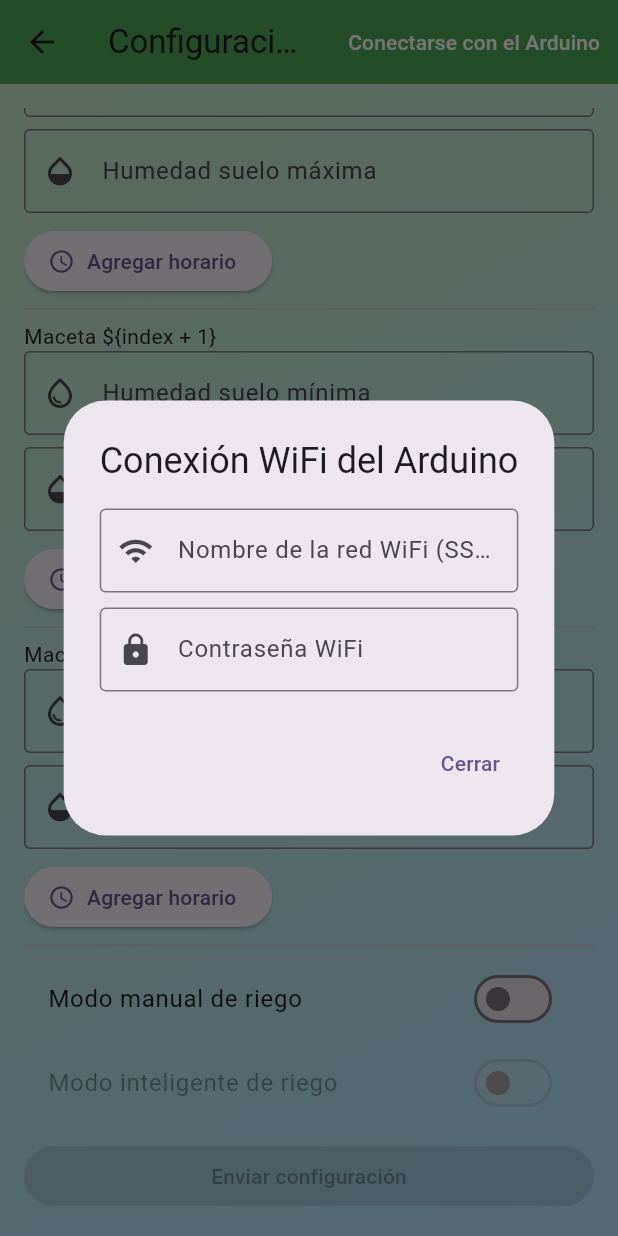
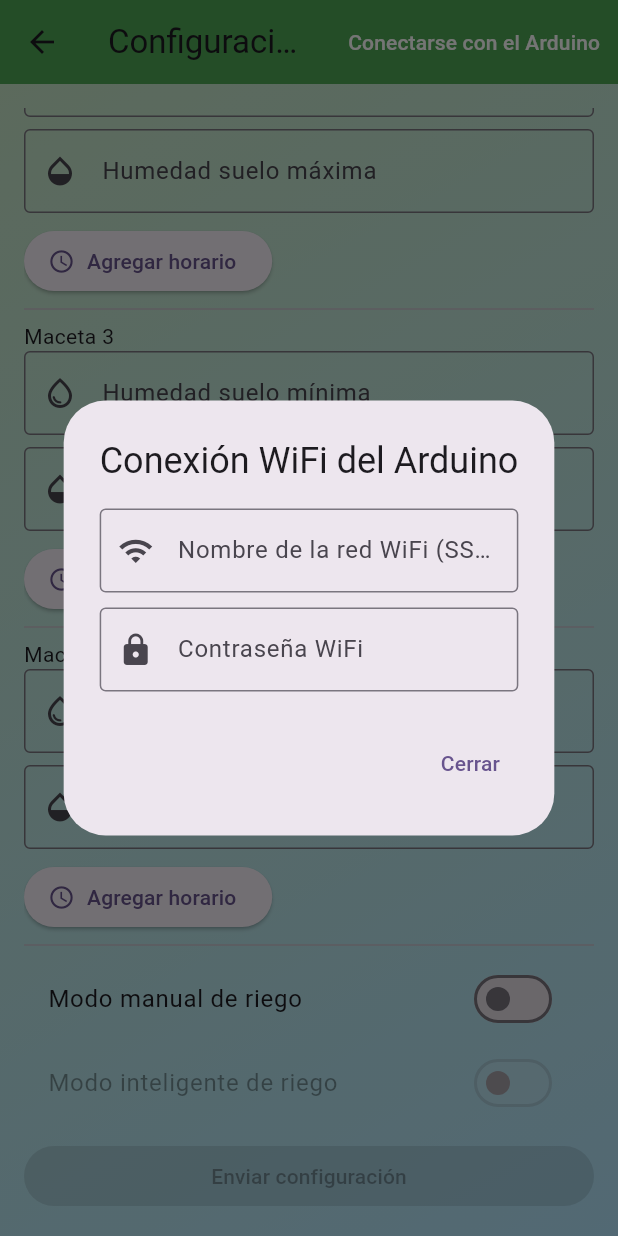
Before and after one commit to MAXEL599/insofarma-, a Flutter app: the ConfiguracionArduinoPage screen opened by its route, scrolled down 514 dp, after a tap on "Conectarse con el Arduino", on a phone screen of 412 x 824 dp. Run offline on Flutter 3.47's test engine with Material 3 defaults, Android fonts, the light colour scheme and no system bars; our stand-ins replace awesome_dialog, cloud_firestore, csv, firebase_auth, firebase_core, firebase_database and 7 more; accounts and stored records are empty; network calls fail.

Commit message:
Agregar carga y almacenamiento de configuración WiFi, y carga de plantas desde Firebase

```diff
--- a/lib/configuracion_arduino.dart
+++ b/lib/configuracion_arduino.dart
@@ -6,6 +6,8 @@ import 'package:flutter_local_notifications/flutter_local_notifications.dart';
 import 'package:crypto/crypto.dart';
 import 'package:cloud_firestore/cloud_firestore.dart';
 import 'package:flutter/services.dart';
+import 'package:shared_preferences/shared_preferences.dart';
+import 'package:firebase_database/firebase_database.dart';
 
 class ConfiguracionArduinoPage extends StatefulWidget {
   @override
@@ -27,19 +29,21 @@ class _ConfiguracionArduinoPageState extends State<ConfiguracionArduinoPage> {
     (_) => TextEditingController(),
   );
   final List<List<TimeOfDay>> horarios = List.generate(4, (_) => []);
+  final List<String?> _plantasPorMaceta = List.filled(4, null);
 
   final FlutterLocalNotificationsPlugin _notifier =
       FlutterLocalNotificationsPlugin();
 
   bool _arduinoConectado = false;
   bool _configuracionHabilitada = false;
+  bool _editable = false;
   String _estadoConexion = "Desconectado";
   Color _colorEstado = Colors.red;
   bool _modoManual = false;
   bool _modoInteligente = false;
 
   String? _plantaSeleccionada;
-  final List<String> _plantasDisponibles = [
+  List<String> _plantasDisponibles = [
     'Fresa',
     'Lechuga',
     'Tomate',
@@ -53,7 +57,41 @@ class _ConfiguracionArduinoPageState extends State<ConfiguracionArduinoPage> {
   @override
   void initState() {
     super.initState();
+    _cargarPlantasFirebase();
+    _cargarWifiGuardado();
     _verificarConexion();
+  }
+
+  Future<void> _cargarPlantasFirebase() async {
+    final db = FirebaseDatabase.instance.ref();
+    final snapshot = await db.child('plantas').once();
+    final data = snapshot.snapshot.value;
+    if (data != null && data is Map) {
+      setState(() {
+        _plantasDisponibles = [...data.keys.cast<String>(), 'Agregar nueva...'];
+      });
+    }
+  }
+
+  Future<void> _guardarWifiLocal(String ssid, String password) async {
+    final prefs = await SharedPreferences.getInstance();
+    await prefs.setString('wifi_ssid', ssid);
+    await prefs.setString('wifi_password', password);
+  }
+
+  Future<void> _cargarWifiGuardado() async {
+    final prefs = await SharedPreferences.getInstance();
+    final ssid = prefs.getString('wifi_ssid');
+    final password = prefs.getString('wifi_password');
+
+    if (ssid != null && password != null) {
+      ssidController.text = ssid;
+      passwordController.text = password;
+      setState(() {
+        _configuracionHabilitada = true;
+        _editable = true;
+      });
+    }
   }
 
   Future<void> _verificarConexion() async {
@@ -69,9 +107,10 @@ class _ConfiguracionArduinoPageState extends State<ConfiguracionArduinoPage> {
           _colorEstado = conectado ? Colors.green : Colors.red;
           _arduinoConectado = conectado;
           _configuracionHabilitada = conectado;
+          _editable = conectado;
         });
       } else {
-        throw Exception("Código inesperado: ${response.statusCode}");
+        throw Exception("Código inesperado: \${response.statusCode}");
       }
     } catch (_) {
       setState(() {
@@ -79,6 +118,7 @@ class _ConfiguracionArduinoPageState extends State<ConfiguracionArduinoPage> {
         _colorEstado = Colors.red;
         _arduinoConectado = false;
         _configuracionHabilitada = false;
+        _editable = false;
       });
     }
   }
@@ -88,13 +128,14 @@ class _ConfiguracionArduinoPageState extends State<ConfiguracionArduinoPage> {
       context: context,
       builder:
           (context) => AlertDialog(
-            title: Text("Conexión WiFi del Arduino"),
+            title: const Text("Conexión WiFi del Arduino"),
             content: Column(
               mainAxisSize: MainAxisSize.min,
               children: [
                 TextField(
                   controller: ssidController,
-                  decoration: InputDecoration(
+                  onChanged: (_) => setState(() => _editable = false),
+                  decoration: const InputDecoration(
                     labelText: 'Nombre de la red WiFi (SSID)',
                     prefixIcon: Icon(Icons.wifi),
                     border: OutlineInputBorder(),
@@ -104,7 +145,8 @@ class _ConfiguracionArduinoPageState extends State<ConfiguracionArduinoPage> {
                 TextField(
                   controller: passwordController,
                   obscureText: true,
-                  decoration: InputDecoration(
+                  onChanged: (_) => setState(() => _editable = false),
+                  decoration: const InputDecoration(
                     labelText: 'Contraseña WiFi',
                     prefixIcon: Icon(Icons.lock),
                     border: OutlineInputBorder(),
@@ -115,18 +157,41 @@ class _ConfiguracionArduinoPageState extends State<ConfiguracionArduinoPage> {
             actions: [
               TextButton(
                 onPressed: () => Navigator.pop(context),
-                child: Text("Cerrar"),
+                child: const Text("Cerrar"),
               ),
             ],
           ),
     );
   }
 
+  void _guardarConfiguracionEnFirebase() async {
+    final db = FirebaseDatabase.instance.ref();
+    final now = DateTime.now().toLocal().toString();
+    final horariosFlat =
+        horarios.expand((e) => e).map((h) => h.format(context)).toList();
+
+    await db.child('configuraciones').push().set({
+      'fecha': now,
+      'ssid': ssidController.text,
+      'password': passwordController.text,
+      'plantasSeleccionadas': _plantasPorMaceta,
+      'humedadMinDHT': int.tryParse(humedadMinDHT.text) ?? 0,
+      'humedadMaxDHT': int.tryParse(humedadMaxDHT.text) ?? 0,
+      'humedadesMacetas': List.generate(
+        4,
+        (i) => int.tryParse(humedadSueloMin[i].text) ?? 0,
+      ),
+      'modoManual': _modoManual,
+      'modoEntrePeriodos': _modoInteligente,
+      'horarios': horariosFlat,
+    });
+  }
+
   Widget _buildMacetaFields(int index) {
     return Column(
       crossAxisAlignment: CrossAxisAlignment.start,
       children: [
-        Text("Maceta \${index + 1}"),
+        Text("Maceta ${index + 1}"),
         TextField(
           controller: humedadSueloMin[index],
           decoration: InputDecoration(
```
